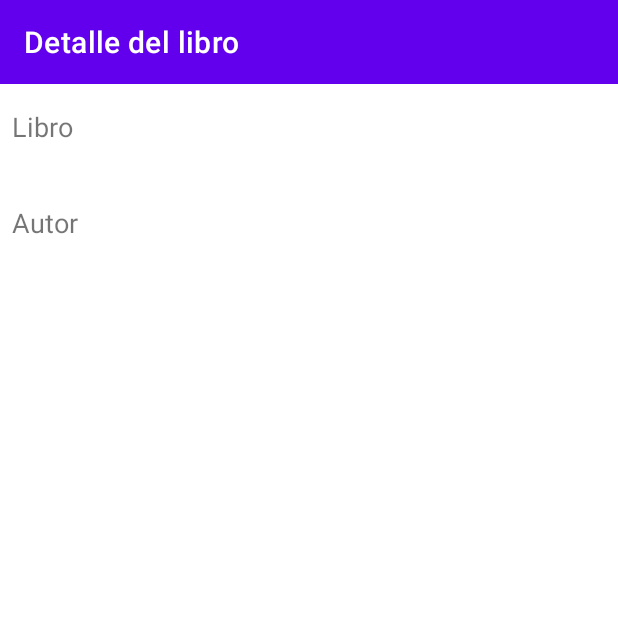
After one commit to RodrigoPasquali/LibrosKotlin, an Android app: the DetalleLibroActivity screen opened directly, with no data from a screen before it, on a phone screen of 412 x 824 dp, the top half of it. The commit adds this screen. Run offline under Robolectric (Android 15) with nearby library versions, the light colour scheme and no system bars; 1 statement that could not run was skipped.

Commit message:
Se agrega pantalla para detalle de libros

```diff
--- a/app/src/main/AndroidManifest.xml
+++ b/app/src/main/AndroidManifest.xml
@@ -12,6 +12,9 @@
         android:supportsRtl="true"
         android:theme="@style/Theme.Libros"
         android:usesCleartextTraffic="true">
+        <activity
+            android:name=".DetalleLibroActivity"
+            android:exported="false" />
         <activity
             android:name=".AboutMeActivity"
             android:exported="false" />
--- /dev/null
+++ b/app/src/main/java/com/educacionit/libros/DetalleLibroActivity.kt
@@ -0,0 +1,33 @@
+package com.educacionit.libros
+
+import android.os.Bundle
+import android.widget.TextView
+import androidx.appcompat.app.AppCompatActivity
+
+class DetalleLibroActivity : AppCompatActivity() {
+    private lateinit var tvLibro: TextView
+    private lateinit var tvAutor: TextView
+    private var libro: Libro? = null
+
+    override fun onCreate(savedInstanceState: Bundle?) {
+        super.onCreate(savedInstanceState)
+        setContentView(R.layout.activity_detalle_libro)
+
+        libro = intent.getSerializableExtra(HomeActivity.LIBRO) as Libro
+
+        setupUI()
+        initTextViews()
+    }
+
+    private fun setupUI() {
+        tvLibro = findViewById(R.id.tvLibro)
+        tvAutor = findViewById(R.id.tvAutor)
+    }
+
+    private fun initTextViews() {
+        libro?.let {
+            tvLibro.text = it.nombre
+            tvAutor.text = it.autor
+        }
+    }
+}
--- a/app/src/main/java/com/educacionit/libros/HomeActivity.kt
+++ b/app/src/main/java/com/educacionit/libros/HomeActivity.kt
@@ -20,7 +20,7 @@ class HomeActivity : AppCompatActivity() {
     private lateinit var toolbar: Toolbar
     private lateinit var rvLibros: RecyclerView
     private var adapter: LibrosAdapter = LibrosAdapter {
-        Toast.makeText(this@HomeActivity, it.nombre, Toast.LENGTH_SHORT).show()
+        goToDetalleLibro(it)
     }
 
     private val startForResult = registerForActivityResult(ActivityResultContracts.StartActivityForResult()) {
@@ -115,6 +115,12 @@ class HomeActivity : AppCompatActivity() {
         startActivity(Intent(this, AboutMeActivity::class.java))
     }
 
+    private fun goToDetalleLibro(libro: Libro) {
+        val intent = Intent(this, DetalleLibroActivity::class.java)
+        intent.putExtra(LIBRO, libro)
+        startActivity(intent)
+    }
+
     //lo que esta dentro de companiion object puede ser llamado como su fuera statico(se puede acceder
     // sin necesidad de instanciar la clase
     companion object {
--- /dev/null
+++ b/app/src/main/res/layout/activity_detalle_libro.xml
@@ -0,0 +1,58 @@
+<?xml version="1.0" encoding="utf-8"?>
+<LinearLayout
+    xmlns:android="http://schemas.android.com/apk/res/android"
+    xmlns:app="http://schemas.android.com/apk/res-auto"
+    xmlns:tools="http://schemas.android.com/tools"
+    android:layout_width="match_parent"
+    android:layout_height="match_parent"
+    android:orientation="vertical"
+    tools:context=".DetalleLibroActivity">
+
+    <androidx.appcompat.widget.Toolbar
+        android:id="@+id/homeToolbar"
+        android:layout_width="match_parent"
+        android:layout_height="?attr/actionBarSize"
+        android:background="?attr/colorPrimary"
+        android:theme="@style/ThemeOverlay.AppCompat.Dark.ActionBar"
+        app:elevation="4dp"
+        app:popupTheme="@style/ThemeOverlay.AppCompat.Light"
+        app:title="Detalle del libro" />
+
+    <TextView
+        android:layout_width="match_parent"
+        android:layout_height="wrap_content"
+        android:layout_marginStart="8dp"
+        android:layout_marginTop="16dp"
+        android:layout_marginEnd="8dp"
+        android:text="@string/book"
+        android:textSize="18sp" />
+
+    <TextView
+        android:id="@+id/tvLibro"
+        android:layout_width="match_parent"
+        android:layout_height="wrap_content"
+        android:layout_marginStart="8dp"
+        android:layout_marginTop="4dp"
+        android:layout_marginEnd="8dp"
+        tools:text="Harry Potter - El caliz de fuego" />
+
+    <TextView
+        android:id="@+id/tvView"
+        android:layout_width="match_parent"
+        android:layout_height="wrap_content"
+        android:layout_marginStart="8dp"
+        android:layout_marginTop="16dp"
+        android:layout_marginEnd="8dp"
+        android:text="@string/author"
+        android:textSize="18sp" />
+
+    <TextView
+        android:id="@+id/tvAutor"
+        android:layout_width="match_parent"
+        android:layout_height="wrap_content"
+        android:layout_marginStart="8dp"
+        android:layout_marginTop="4dp"
+        android:layout_marginEnd="8dp"
+        tools:text="J.K. Rowling" />
+
+</LinearLayout>
--- a/app/src/main/res/values/strings.xml
+++ b/app/src/main/res/values/strings.xml
@@ -5,4 +5,6 @@
     <string name="hello_blank_fragment">Hello blank fragment</string>
     <string name="about_me_text">Aplicación que permite tener un registro de libros conteniendo el nombre del mismo y el autor.</string>
     <string name="logo_about_me">Imagen libro</string>
+    <string name="author">Autor</string>
+    <string name="book">Libro</string>
 </resources>
```
